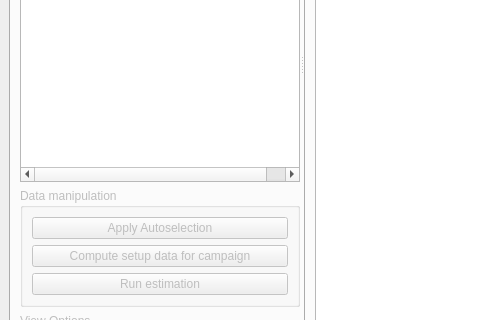
Qt form gravtools/gui/MainWindow.ui (ahellers/GravTools) before a commit; both pictures show x 0 to 480 and y 311 to 631 of the 1337 by 753 pixel window.
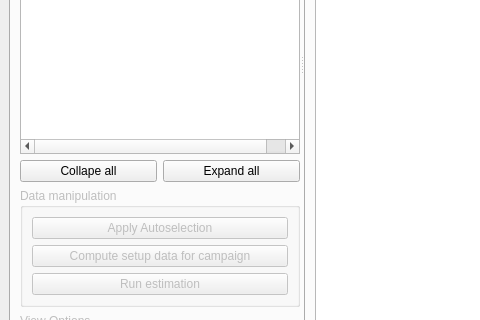
The same form after that commit. Custom widgets are drawn as their Qt base class.

Diff of the .ui file:
```diff
--- a/gravtools/gui/MainWindow.ui
+++ b/gravtools/gui/MainWindow.ui
@@ -225,6 +225,24 @@
               </column>
              </widget>
             </item>
+            <item>
+             <layout class="QHBoxLayout" name="horizontalLayout_3">
+              <item>
+               <widget class="QPushButton" name="pushButton_obs_collaps_all">
+                <property name="text">
+                 <string>Collape all</string>
+                </property>
+               </widget>
+              </item>
+              <item>
+               <widget class="QPushButton" name="pushButton_obs_expand_all">
+                <property name="text">
+                 <string>Expand all</string>
+                </property>
+               </widget>
+              </item>
+             </layout>
+            </item>
             <item>
              <widget class="QGroupBox" name="groupBox_obs_data_manipulation">
               <property name="enabled">
```
